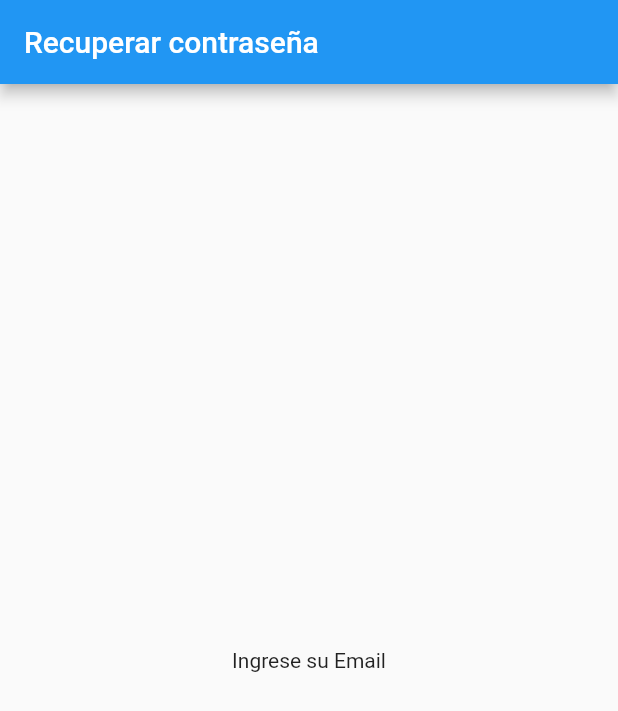
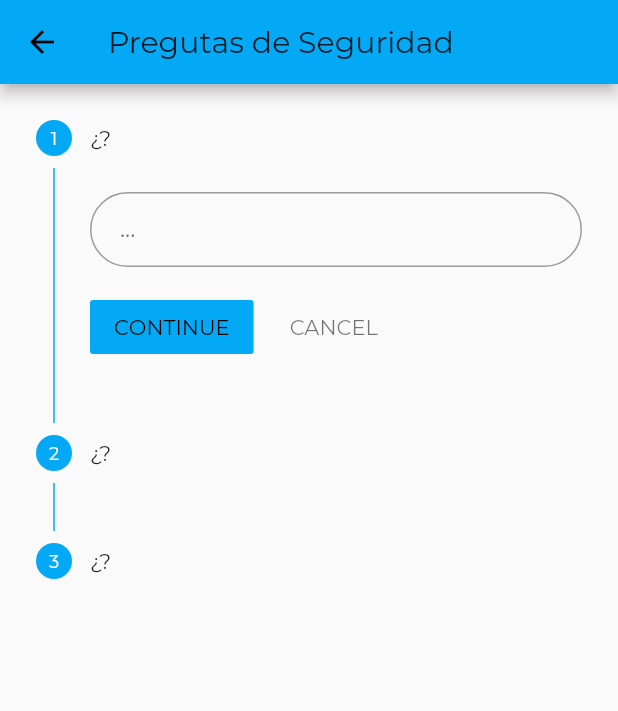
Before and after one commit to conexstudios/conexApp, a Flutter app: the screen it shows after launch, after a tap on "Recuperar Contraseña", on a phone screen of 412 x 824 dp. Shown: the top 711 px of the screen. Run offline on Flutter 3.47's test engine with Material 2 defaults, Android fonts, the phone set to English and light mode, and no system bars; our stand-ins replace splashscreen; missing offline and left inert: mysql1.

Commit message:
actualizacion Lost Password

```diff
--- a/lib/lost_password.dart
+++ b/lib/lost_password.dart
@@ -1,19 +1,88 @@
 import 'package:flutter/material.dart';
+import 'package:flutter_login_ui/login_page.dart';
 
-class LostPage extends StatelessWidget {
+class LostPage extends StatefulWidget {
   static String tag = "lost-page";
   @override
+  LostPageState createState() => LostPageState();
+}
+
+class LostPageState extends State<LostPage> {
+  int current_step = 0;
+  List<Step> my_steps = [
+    Step(
+        title: Text("¿?"),
+        content: TextField(
+          obscureText: false,
+          decoration: InputDecoration(
+              contentPadding: EdgeInsets.fromLTRB(20.0, 15.0, 20.0, 15.0),
+              hintText: "...",
+              border: OutlineInputBorder(
+                  borderRadius: BorderRadius.circular(32.0))),
+        ),
+        isActive: true),
+    Step(
+        title: Text("¿?"),
+        content: TextField(
+          obscureText: false,
+          decoration: InputDecoration(
+              contentPadding: EdgeInsets.fromLTRB(20.0, 15.0, 20.0, 15.0),
+              hintText: "...",
+              border: OutlineInputBorder(
+                  borderRadius: BorderRadius.circular(32.0))),
+        ),
+        isActive: true),
+    Step(
+        title: Text("¿?"),
+        content: TextField(
+          obscureText: false,
+          decoration: InputDecoration(
+              contentPadding: EdgeInsets.fromLTRB(20.0, 15.0, 20.0, 15.0),
+              hintText: "...",
+              border: OutlineInputBorder(
+                  borderRadius: BorderRadius.circular(32.0))),
+        ),
+        isActive: true),
+  ];
+
+  @override
   Widget build(BuildContext context) {
-    return MaterialApp(
-      title: 'Lost password',
-      home: Scaffold(
-        appBar: AppBar(
-          title: Text('Recuperar contraseña'),
-        ),
-        body: Center(
-          child: Text('Ingrese su Email'),
-        ),
+    return Scaffold(
+      appBar: AppBar(
+        title: Text("Pregutas de Seguridad"),
       ),
+      body: Container(
+          child: Stepper(
+        currentStep: this.current_step,
+        steps: my_steps,
+        type: StepperType.vertical,
+        onStepTapped: (step) {
+          setState(() {
+            current_step = step;
+          });
+          print("onStepTapped : " + step.toString());
+        },
+        onStepCancel: () {
+          setState(() {
+            if (current_step > 0) {
+              current_step = current_step - 1;
+            } else {
+              current_step = 0;
+            }
+          });
+          print("onStepCancel : " + current_step.toString());
+        },
+        onStepContinue: () {
+          setState(() {
+            if (current_step < my_steps.length - 1) {
+              current_step = current_step + 1;
+            } else {
+              current_step = 0;
+            }
+          });
+          print("onStepContinue : " + current_step.toString());
+        },
+      )),
     );
   }
 }
--- a/lib/main.dart
+++ b/lib/main.dart
@@ -2,6 +2,7 @@ import 'package:flutter/material.dart';
 import 'login_page.dart';
 import 'home_page.dart';
 import 'lost_password.dart';
+import 'splash_screen.dart';
 
 void main() => runApp(MyApp());
   final routes = <String, WidgetBuilder>{
@@ -22,7 +23,7 @@ class MyApp extends StatelessWidget {
         primarySwatch: Colors.lightBlue,
         fontFamily: 'Montserrat',
       ),
-      home: PageLogin(),
+      home: SplahScreen(),
       routes: routes,
       );
   }
--- /dev/null
+++ b/lib/splash_screen.dart
@@ -0,0 +1,22 @@
+import 'package:flutter/material.dart';
+import 'package:splashscreen/splashscreen.dart';
+import 'package:flutter_login_ui/login_page.dart';
+class SplahScreen extends StatefulWidget {
+  @override
+  _MyAppState createState() =>  _MyAppState();
+}
+
+class _MyAppState extends State<SplahScreen> {
+  @override
+  Widget build(BuildContext context) {
+    return  SplashScreen(
+      seconds: 5,
+      navigateAfterSeconds:  PageLogin(),
+      image:  Image.asset('assets/logo.png'),
+      backgroundColor: Colors.white,
+      styleTextUnderTheLoader:  TextStyle(),
+      photoSize: 80.0,
+      loaderColor: Colors.lightBlue,
+    );
+  }
+}
--- a/pubspec.yaml
+++ b/pubspec.yaml
@@ -18,6 +18,9 @@ dependencies:
 
   #MySql Conector driver
   mysql1: ^0.17.0
+
+  #Splash Screen
+  splashscreen: ^1.2.0
 
   # The following adds the Cupertino Icons font to your application.
   # Use with the CupertinoIcons class for iOS style icons.
```
Also changed, not shown: pubspec.lock.
